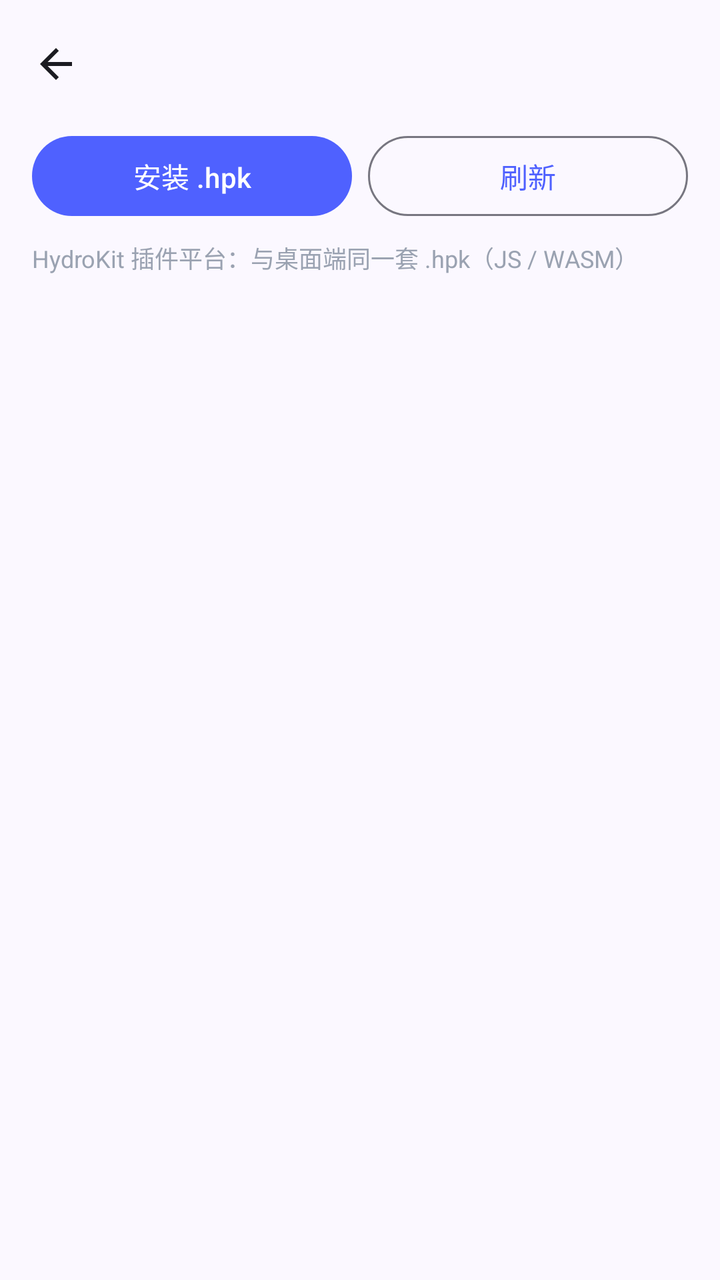
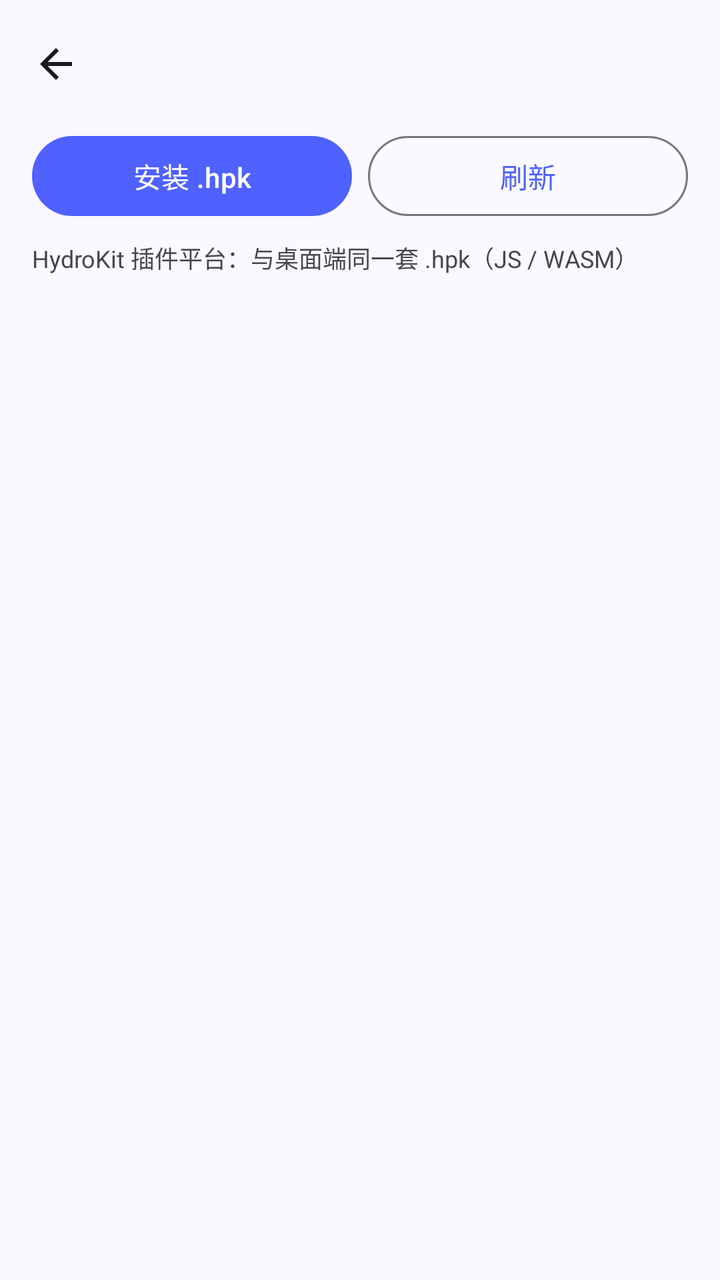

An Android layout rendered at two revisions. The XML below is the earlier revision; the diff shows what the commit changed to produce the second picture.
<!-- AndroidManifest.xml: activity theme Theme.HydroLinkServer -->
<!-- res/layout/activity_plugins.xml -->
<?xml version="1.0" encoding="utf-8"?>
<LinearLayout xmlns:android="http://schemas.android.com/apk/res/android"
    xmlns:app="http://schemas.android.com/apk/res-auto"
    android:layout_width="match_parent"
    android:layout_height="match_parent"
    android:orientation="vertical"
    android:background="?android:attr/colorBackground">

    <com.google.android.material.appbar.MaterialToolbar
        android:id="@+id/toolbar"
        android:layout_width="match_parent"
        android:layout_height="?attr/actionBarSize"
        android:title="插件"
        app:navigationIcon="@drawable/ic_arrow_back" />

    <LinearLayout
        android:layout_width="match_parent"
        android:layout_height="wrap_content"
        android:orientation="horizontal"
        android:paddingHorizontal="16dp"
        android:paddingBottom="8dp">

        <Button
            android:id="@+id/btnInstallPlugin"
            android:layout_width="0dp"
            android:layout_height="wrap_content"
            android:layout_weight="1"
            android:text="安装 .hpk" />

        <Button
            android:id="@+id/btnRefreshPlugins"
            style="?attr/materialButtonOutlinedStyle"
            android:layout_width="0dp"
            android:layout_height="wrap_content"
            android:layout_weight="1"
            android:layout_marginStart="8dp"
            android:text="刷新" />
    </LinearLayout>

    <TextView
        android:layout_width="match_parent"
        android:layout_height="wrap_content"
        android:paddingHorizontal="16dp"
        android:paddingBottom="8dp"
        android:text="HydroKit 插件平台：与桌面端同一套 .hpk（JS / WASM）"
        android:textSize="12sp"
        android:textColor="#9AA2B1" />

    <androidx.recyclerview.widget.RecyclerView
        android:id="@+id/pluginList"
        android:layout_width="match_parent"
        android:layout_height="0dp"
        android:layout_weight="1"
        android:clipToPadding="false"
        android:paddingBottom="16dp" />
</LinearLayout>
<!-- resources referenced by this layout -->
<resources>
  <style name="Theme.HydroLinkServer" parent="Theme.Material3.DayNight.NoActionBar">
          <item name="colorPrimary">@color/md_theme_primary</item>
          <item name="colorOnPrimary">@color/md_theme_onPrimary</item>
          <item name="colorPrimaryContainer">@color/md_theme_primaryContainer</item>
          <item name="colorOnPrimaryContainer">@color/md_theme_onPrimaryContainer</item>
          <item name="colorSecondary">@color/md_theme_secondary</item>
          <item name="colorOnSecondary">@color/md_theme_onSecondary</item>
          <item name="colorSecondaryContainer">@color/md_theme_secondaryContainer</item>
          <item name="colorOnSecondaryContainer">@color/md_theme_onSecondaryContainer</item>
          <item name="colorTertiary">@color/md_theme_tertiary</item>
          <item name="colorOnTertiary">@color/md_theme_onTertiary</item>
          <item name="colorTertiaryContainer">@color/md_theme_tertiaryContainer</item>
          <item name="colorOnTertiaryContainer">@color/md_theme_onTertiaryContainer</item>
          <item name="colorError">@color/md_theme_error</item>
          <item name="colorOnError">@color/md_theme_onError</item>
          <item name="colorErrorContainer">@color/md_theme_errorContainer</item>
          <item name="colorOnErrorContainer">@color/md_theme_onErrorContainer</item>
          <item name="android:colorBackground">@color/md_theme_background</item>
          <item name="colorOnBackground">@color/md_theme_onBackground</item>
          <item name="colorSurface">@color/md_theme_surface</item>
          <item name="colorOnSurface">@color/md_theme_onSurface</item>
          <item name="colorSurfaceVariant">@color/md_theme_surfaceVariant</item>
          <item name="colorOnSurfaceVariant">@color/md_theme_onSurfaceVariant</item>
          <item name="colorOutline">@color/md_theme_outline</item>
          <item name="colorOutlineVariant">@color/md_theme_outlineVariant</item>
          <item name="android:statusBarColor">@android:color/transparent</item>
          <item name="android:navigationBarColor">@android:color/transparent</item>
          <item name="android:windowLightStatusBar" tools:targetApi="m">true</item>
          <item name="android:enforceNavigationBarContrast" tools:targetApi="q">false</item>
      </style>
  <!-- unchanged entries left out for length: 25 -->
</resources>

<!-- the commit's change to res/layout/activity_plugins.xml (unified diff, before → after) -->
@@ -11,6 +11,8 @@
         android:layout_width="match_parent"
         android:layout_height="?attr/actionBarSize"
         android:title="插件"
+        app:titleCentered="true"
+        app:titleTextAppearance="?attr/textAppearanceHeadlineSmall"
         app:navigationIcon="@drawable/ic_arrow_back" />
 
     <LinearLayout
@@ -44,7 +46,7 @@
         android:paddingBottom="8dp"
         android:text="HydroKit 插件平台：与桌面端同一套 .hpk（JS / WASM）"
         android:textSize="12sp"
-        android:textColor="#9AA2B1" />
+        android:textColor="?attr/colorOnSurfaceVariant" />
 
     <androidx.recyclerview.widget.RecyclerView
         android:id="@+id/pluginList"
<!-- resource entries referenced after the edit -->
@@ -29,7 +29,30 @@
           <item name="android:navigationBarColor">@android:color/transparent</item>
           <item name="android:windowLightStatusBar" tools:targetApi="m">true</item>
           <item name="android:enforceNavigationBarContrast" tools:targetApi="q">false</item>
-      </style>
+              
+          <item name="colorSurfaceDim">@color/md_theme_surfaceDim</item>
+          <item name="colorSurfaceBright">@color/md_theme_surfaceBright</item>
+          <item name="colorSurfaceContainerLowest">@color/md_theme_surfaceContainerLowest</item>
+          <item name="colorSurfaceContainerLow">@color/md_theme_surfaceContainerLow</item>
+          <item name="colorSurfaceContainer">@color/md_theme_surfaceContainer</item>
+          <item name="colorSurfaceContainerHigh">@color/md_theme_surfaceContainerHigh</item>
+          <item name="colorSurfaceContainerHighest">@color/md_theme_surfaceContainerHighest</item>
+          
+          <item name="shapeAppearanceSmallComponent">@style/ShapeAppearance.Hydro.Small</item>
+          <item name="shapeAppearanceMediumComponent">@style/ShapeAppearance.Hydro.Medium</item>
+          <item name="shapeAppearanceLargeComponent">@style/ShapeAppearance.Hydro.Large</item>
+          <item name="bottomSheetDialogTheme">@style/ThemeOverlay.Material3.BottomSheetDialog</item>
+  </style>
+  <color name="md_theme_surfaceDim">#dbd9e1</color>
+  <color name="md_theme_surfaceBright">#fbf8ff</color>
+  <color name="md_theme_surfaceContainerLowest">#ffffff</color>
+  <color name="md_theme_surfaceContainerLow">#f5f2fa</color>
+  <color name="md_theme_surfaceContainer">#efedf4</color>
+  <color name="md_theme_surfaceContainerHigh">#e9e7ef</color>
+  <color name="md_theme_surfaceContainerHighest">#e4e1e9</color>
+  <style name="ShapeAppearance.Hydro.Small" parent="ShapeAppearance.Material3.Corner.Full" />
+  <style name="ShapeAppearance.Hydro.Medium" parent="ShapeAppearance.Material3.Corner.Large" />
+  <style name="ShapeAppearance.Hydro.Large" parent="ShapeAppearance.Material3.Corner.ExtraLarge" />
   <!-- unchanged entries left out for length: 25 -->
 </resources>
 
